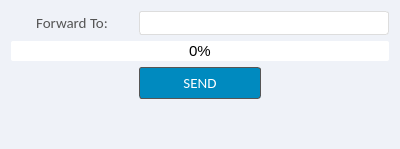
moeezmujahid70/Gmonster-App, file ui/email_input.ui: the form before one commit.
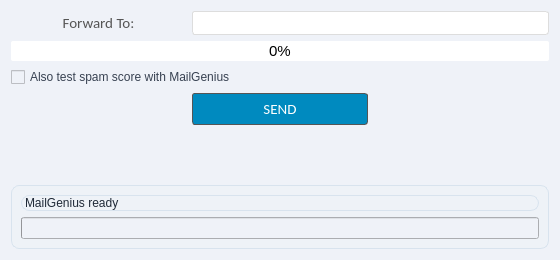
The form after the commit.

Patch:
```diff
--- a/ui/email_input.ui
+++ b/ui/email_input.ui
@@ -6,8 +6,8 @@
    <rect>
     <x>0</x>
     <y>0</y>
-    <width>400</width>
-    <height>149</height>
+    <width>560</width>
+    <height>260</height>
    </rect>
   </property>
   <property name="windowTitle">
@@ -21,7 +21,12 @@
 
 QWidget{
     background: #eff2f8;
-}</string>
+    font-family: -apple-system, &quot;Helvetica Neue&quot;, Arial, sans-serif;
+    color: #1f2937;
+}
+QLabel, QCheckBox { color: #374151; }
+QLineEdit { color: #111827; }
+QCheckBox:disabled { color: #98a2b3; }</string>
   </property>
   <layout class="QGridLayout" name="gridLayout">
    <item row="0" column="0">
@@ -77,7 +82,14 @@
      </property>
     </widget>
    </item>
-   <item row="2" column="1">
+   <item row="2" column="0" colspan="3">
+    <widget class="QCheckBox" name="checkBox_mailgenius">
+     <property name="text">
+      <string>Also test spam score with MailGenius</string>
+     </property>
+    </widget>
+   </item>
+   <item row="3" column="1">
     <widget class="QPushButton" name="pushButton_send">
      <property name="font">
       <font>
@@ -90,7 +102,7 @@
     border: 1px solid #555;
     border-radius: 3px;
     border-style: Solid;
-    background: rgba(0, 138, 191);
+    background: rgb(0, 138, 191);
     padding: 5px 28px;
     color: rgb(255, 255, 255);
     }
@@ -110,7 +122,7 @@
      </property>
     </widget>
    </item>
-   <item row="3" column="0" colspan="3">
+   <item row="4" column="0" colspan="3">
     <widget class="QLabel" name="label_status">
      <property name="font">
       <font>
@@ -129,6 +141,17 @@
      <property name="alignment">
       <set>Qt::AlignCenter</set>
      </property>
+   </widget>
+   </item>
+   <item row="5" column="0" colspan="3">
+    <widget class="QFrame" name="frame_mailgenius_results">
+     <property name="frameShape"><enum>QFrame::StyledPanel</enum></property>
+     <property name="styleSheet"><string notr="true">QFrame { background: #eef2f7; border: 1px solid #d8e3ee; border-radius: 8px; color: #1f2937; font-family: -apple-system, &quot;Helvetica Neue&quot;, Arial, sans-serif; }</string></property>
+     <layout class="QVBoxLayout" name="verticalLayout_mailgenius">
+      <item><widget class="QLabel" name="label_mailgenius_state"><property name="text"><string>MailGenius ready</string></property></widget></item>
+      <item><widget class="QProgressBar" name="progressBar_mailgenius"><property name="textVisible"><bool>false</bool></property><property name="value"><number>0</number></property></widget></item>
+      <item><layout class="QFormLayout" name="formLayout_mailgenius_results"/></item>
+     </layout>
     </widget>
    </item>
    <item row="1" column="0" colspan="3">
```
